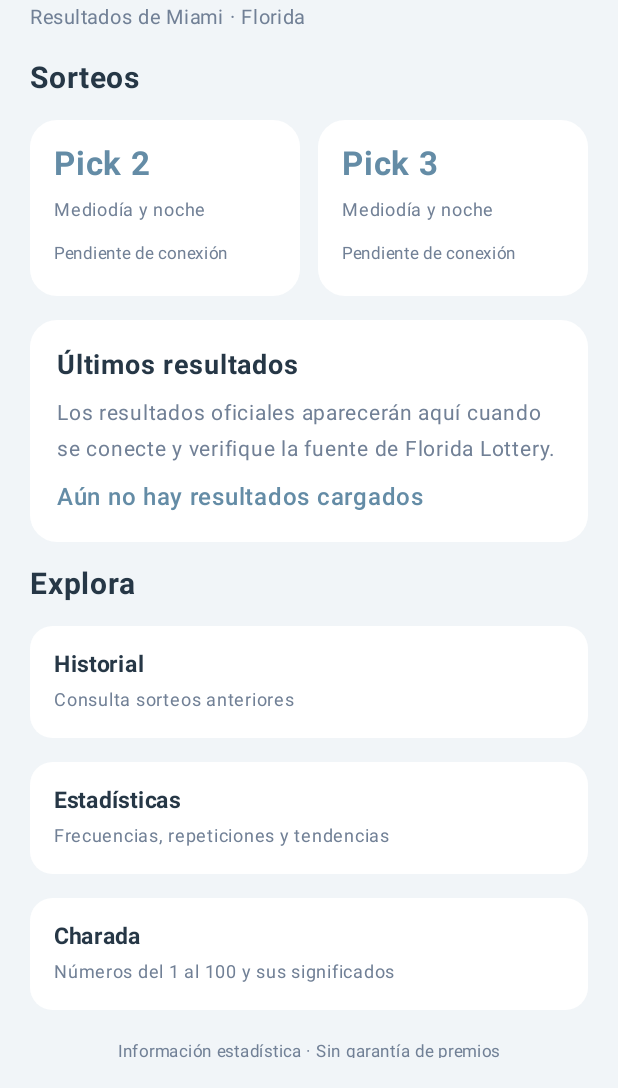
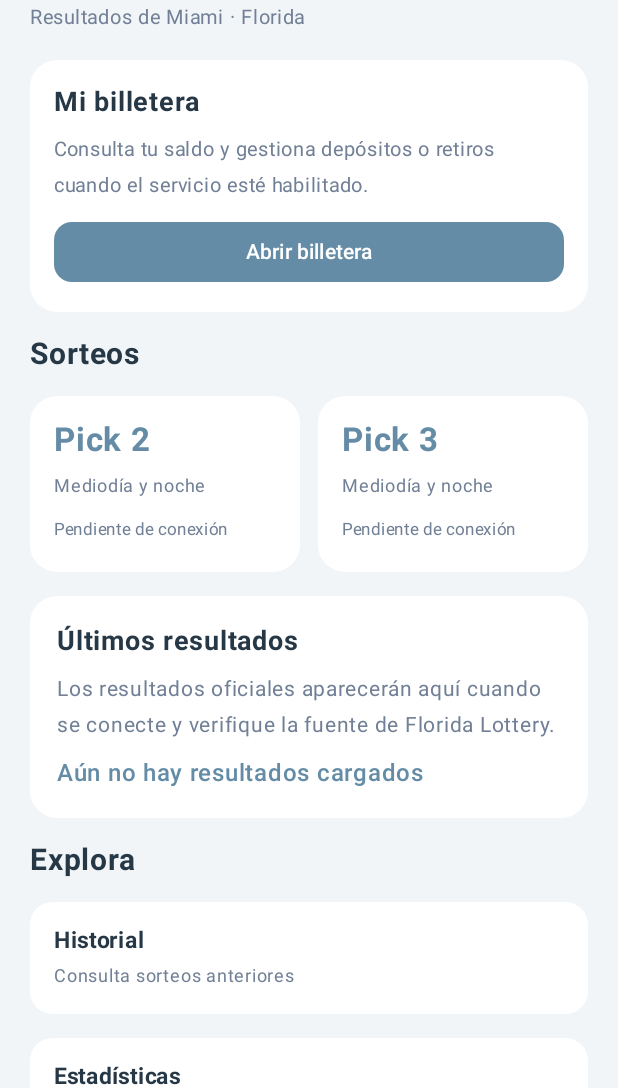
Before and after one commit to pedrorojas99/25-Loter-a-Cubana-, an Android app built with Jetpack Compose: the screen it shows after launch (MainActivity), on a phone screen of 412 x 824 dp, the part 148-1236 px from its top. Run offline under Robolectric (Android 15) with nearby library versions, the phone set to English and light mode, and no system bars.

Commit message:
Add user wallet screen with deposit and withdrawal options

```diff
--- a/app/src/main/java/com/veinticinco/loteriacubana/MainActivity.kt
+++ b/app/src/main/java/com/veinticinco/loteriacubana/MainActivity.kt
@@ -5,9 +5,11 @@ import androidx.activity.ComponentActivity
 import androidx.activity.compose.setContent
 import androidx.compose.foundation.background
 import androidx.compose.foundation.layout.*
+import androidx.compose.foundation.rememberScrollState
 import androidx.compose.foundation.shape.RoundedCornerShape
+import androidx.compose.foundation.verticalScroll
 import androidx.compose.material3.*
-import androidx.compose.runtime.Composable
+import androidx.compose.runtime.*
 import androidx.compose.ui.Alignment
 import androidx.compose.ui.Modifier
 import androidx.compose.ui.graphics.Color
@@ -20,17 +22,41 @@ private val Tinta = Color(0xFF263746)
 private val Suave = Color(0xFF718096)
 private val Azul = Color(0xFF648CA6)
 
+private enum class Pantalla { INICIO, BILLETERA }
+private enum class OperacionBilletera { DEPOSITO, RETIRO }
+
 class MainActivity : ComponentActivity() {
     override fun onCreate(savedInstanceState: Bundle?) {
         super.onCreate(savedInstanceState)
-        setContent { MaterialTheme(colorScheme = lightColorScheme(primary = Azul, background = Fondo, surface = Color.White)) { Inicio() } }
+        setContent {
+            MaterialTheme(colorScheme = lightColorScheme(primary = Azul, background = Fondo, surface = Color.White)) {
+                Aplicacion()
+            }
+        }
     }
 }
 
 @Composable
-private fun Inicio() {
+private fun Aplicacion() {
+    var pantalla by remember { mutableStateOf(Pantalla.INICIO) }
     Surface(Modifier.fillMaxSize(), color = Fondo) {
-        Column(Modifier.fillMaxSize().padding(20.dp), verticalArrangement = Arrangement.spacedBy(16.dp)) {
+        when (pantalla) {
+            Pantalla.INICIO -> Inicio(
+                abrirBilletera = { pantalla = Pantalla.BILLETERA }
+            )
+            Pantalla.BILLETERA -> Billetera(
+                volver = { pantalla = Pantalla.INICIO }
+            )
+        }
+    }
+}
+
+@Composable
+private fun Inicio(abrirBilletera: () -> Unit) {
+    Column(
+        Modifier.fillMaxSize().verticalScroll(rememberScrollState()).padding(20.dp),
+        verticalArrangement = Arrangement.spacedBy(16.dp)
+    ) {
         Row(Modifier.fillMaxWidth(), verticalAlignment = Alignment.CenterVertically) {
             Column(Modifier.weight(1f)) {
                 Text("25", color = Azul, fontSize = 46.sp, fontWeight = FontWeight.ExtraBold)
@@ -38,6 +64,15 @@ private fun Inicio() {
                 Text("Resultados de Miami · Florida", color = Suave, fontSize = 13.sp)
             }
             Text("FL", Modifier.background(Color.White, RoundedCornerShape(14.dp)).padding(horizontal = 17.dp, vertical = 12.dp), color = Azul, fontWeight = FontWeight.Bold, fontSize = 22.sp)
+        }
+        Card(shape = RoundedCornerShape(18.dp), colors = CardDefaults.cardColors(containerColor = Color.White)) {
+            Column(Modifier.fillMaxWidth().padding(16.dp), verticalArrangement = Arrangement.spacedBy(8.dp)) {
+                Text("Mi billetera", color = Tinta, fontWeight = FontWeight.Bold, fontSize = 18.sp)
+                Text("Consulta tu saldo y gestiona depósitos o retiros cuando el servicio esté habilitado.", color = Suave, fontSize = 13.sp)
+                Button(onClick = abrirBilletera, modifier = Modifier.fillMaxWidth(), shape = RoundedCornerShape(12.dp)) {
+                    Text("Abrir billetera")
+                }
+            }
         }
         Text("Sorteos", color = Tinta, fontSize = 20.sp, fontWeight = FontWeight.Bold)
         Row(horizontalArrangement = Arrangement.spacedBy(12.dp)) {
@@ -57,9 +92,61 @@ private fun Inicio() {
         Seccion("Historial", "Consulta sorteos anteriores")
         Seccion("Estadísticas", "Frecuencias, repeticiones y tendencias")
         Seccion("Charada", "Números del 1 al 100 y sus significados")
-            Spacer(Modifier.weight(1f))
         Text("Información estadística · Sin garantía de premios", color = Suave, fontSize = 11.sp, modifier = Modifier.align(Alignment.CenterHorizontally))
     }
+}
+
+@Composable
+private fun Billetera(volver: () -> Unit) {
+    var operacion by remember { mutableStateOf(OperacionBilletera.DEPOSITO) }
+    var cantidad by remember { mutableStateOf("") }
+    Column(
+        Modifier.fillMaxSize().verticalScroll(rememberScrollState()).padding(20.dp),
+        verticalArrangement = Arrangement.spacedBy(16.dp)
+    ) {
+        TextButton(onClick = volver) { Text("← Volver al inicio") }
+        Text("Mi billetera", color = Tinta, fontSize = 27.sp, fontWeight = FontWeight.Bold)
+        Card(shape = RoundedCornerShape(20.dp), colors = CardDefaults.cardColors(containerColor = Color.White)) {
+            Column(Modifier.fillMaxWidth().padding(20.dp), verticalArrangement = Arrangement.spacedBy(6.dp)) {
+                Text("Saldo disponible", color = Suave, fontSize = 13.sp)
+                Text("No disponible", color = Tinta, fontSize = 25.sp, fontWeight = FontWeight.Bold)
+                Text("El saldo se mostrará cuando se habilite una cuenta de pagos verificada.", color = Suave, fontSize = 12.sp)
+            }
+        }
+        Text("Operaciones", color = Tinta, fontWeight = FontWeight.Bold, fontSize = 19.sp)
+        Row(horizontalArrangement = Arrangement.spacedBy(10.dp)) {
+            Button(
+                onClick = { operacion = OperacionBilletera.DEPOSITO },
+                modifier = Modifier.weight(1f),
+                colors = ButtonDefaults.buttonColors(containerColor = if (operacion == OperacionBilletera.DEPOSITO) Azul else Color.White, contentColor = if (operacion == OperacionBilletera.DEPOSITO) Color.White else Azul)
+            ) { Text("Depositar") }
+            OutlinedButton(
+                onClick = { operacion = OperacionBilletera.RETIRO },
+                modifier = Modifier.weight(1f)
+            ) { Text("Retirar") }
+        }
+        Card(shape = RoundedCornerShape(18.dp), colors = CardDefaults.cardColors(containerColor = Color.White)) {
+            Column(Modifier.fillMaxWidth().padding(18.dp), verticalArrangement = Arrangement.spacedBy(12.dp)) {
+                Text(if (operacion == OperacionBilletera.DEPOSITO) "Solicitar depósito" else "Solicitar retiro", color = Tinta, fontWeight = FontWeight.Bold, fontSize = 18.sp)
+                OutlinedTextField(
+                    value = cantidad,
+                    onValueChange = { nuevo -> if (nuevo.matches(Regex("^\\d{0,7}(\\.\\d{0,2})?$"))) cantidad = nuevo },
+                    modifier = Modifier.fillMaxWidth(),
+                    label = { Text("Cantidad") },
+                    placeholder = { Text("0.00") },
+                    singleLine = true
+                )
+                Text(
+                    "Las operaciones aún no están activas. No se enviará dinero ni se realizará ningún cargo desde esta pantalla.",
+                    color = Suave,
+                    fontSize = 12.sp
+                )
+                Button(onClick = { }, enabled = false, modifier = Modifier.fillMaxWidth()) {
+                    Text(if (operacion == OperacionBilletera.DEPOSITO) "Depósitos próximamente" else "Retiros próximamente")
+                }
+            }
+        }
+        Text("Seguridad: nunca compartas contraseñas, códigos de verificación ni datos completos de tarjetas en el chat.", color = Suave, fontSize = 12.sp)
     }
 }
 
```
Lines whose indentation alone changed are shown as unchanged.
